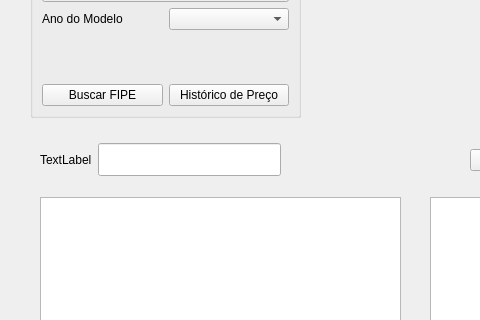
Before: the Qt Designer form mainwindow.ui in walter-agostinho/Vehicle_Searching, drawn with Qt 5; both pictures show x 0 to 480 and y 223 to 543 of the 800 by 650 pixel window.
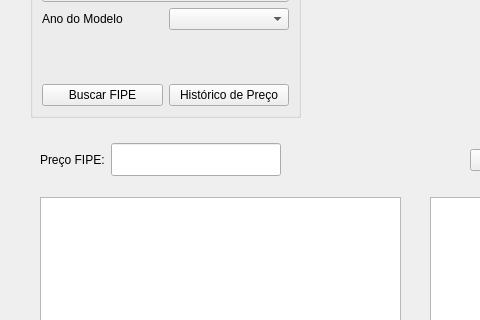
After: the same form once the commit is applied.

The edit to the form file:
```diff
--- a/mainwindow.ui
+++ b/mainwindow.ui
@@ -204,7 +204,7 @@
      <item>
       <widget class="QLabel" name="label_4">
        <property name="text">
-        <string>TextLabel</string>
+        <string>Preço FIPE:</string>
        </property>
       </widget>
      </item>
```
Left out of the diff: 2 changed lines with no effect on the pictures.
